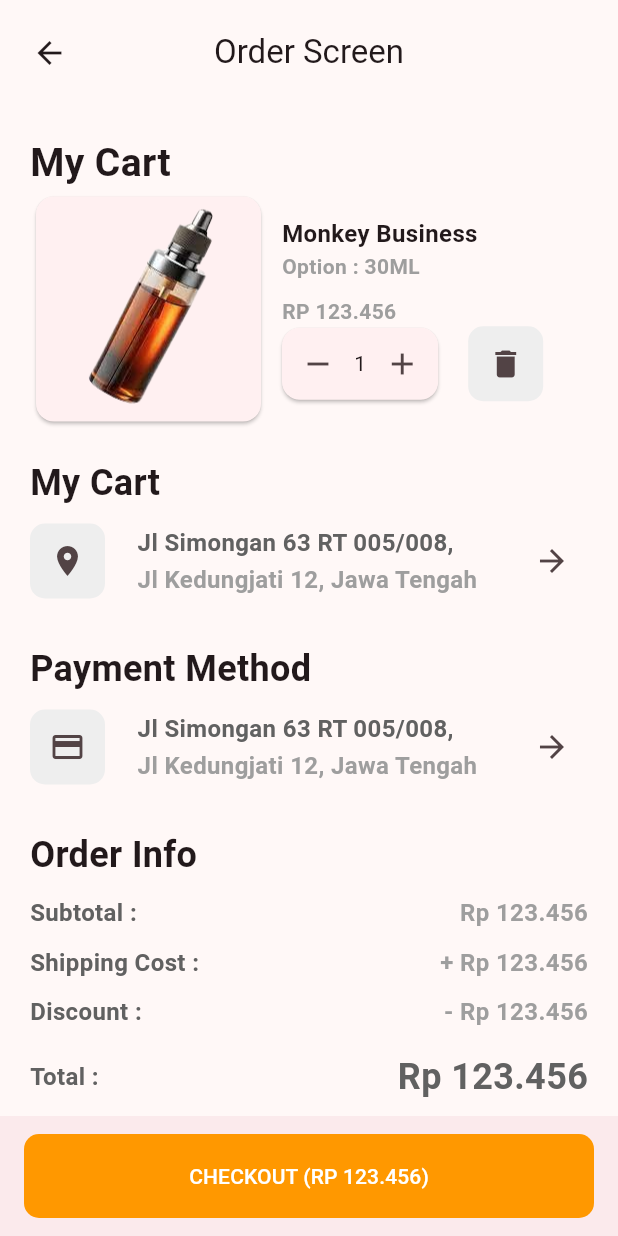
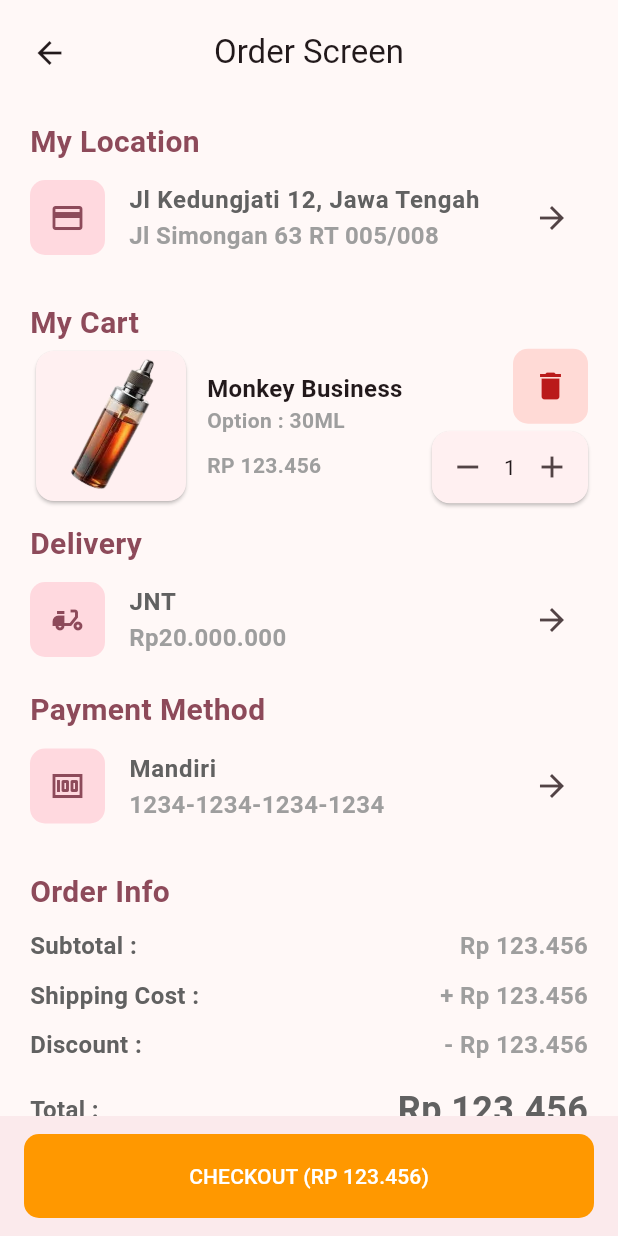
Before and after one commit to liar88828/vape_store_flutter, a Flutter app: the OrderScreen screen opened directly, on a phone screen of 412 x 824 dp. Run offline on Flutter 3.47's test engine with Material 3 defaults, Android fonts, the phone set to English and light mode, and no system bars; our stand-ins replace carousel_slider, shared_preferences; accounts and stored records are empty.

Commit message:
add delivery and bank model and fix screen order checkout

```diff
--- /dev/null
+++ b/lib/network/delivery_network.dart
@@ -0,0 +1,27 @@
+import 'dart:convert';
+
+import 'package:http/http.dart' as http;
+import 'package:vape_store/models/bank_model.dart';
+import 'package:vape_store/models/delivery_model.dart';
+
+class DeliveryNetwork {
+  final String baseUrl = 'http://localhost:8000/api';
+
+  Future<List<DeliveryModel>> fetchDelivery() async {
+    try {
+      final response = await http.get(Uri.parse('$baseUrl/bank'));
+      if (response.statusCode == 200) {
+        final jsonData = json.decode(response.body);
+        final List<dynamic> data = jsonData['data'];
+        print('-------delivery');
+        print(data);
+        print('-------delivery');
+        return data.map((json) => DeliveryModel.fromJson(json)).toList();
+      }
+      throw Exception('Failed to load Delivery');
+    } catch (e) {
+      print(e.toString());
+      throw Exception('fail fetch data delivery');
+    }
+  }
+}
--- a/lib/network/user_network.dart
+++ b/lib/network/user_network.dart
@@ -66,9 +66,11 @@ class UserNetwork {
 
     if (response.statusCode == 200) {
       final data = json.decode(response.body);
+      final token = data['token'];
       print(data);
       SharedPreferences prefs = await SharedPreferences.getInstance();
       prefs.setBool('isLoggedIn', true);
+      prefs.setString('token', token);
       prefs.setString('user', jsonEncode(data['data']));
       return true;
     } else {
--- a/lib/screen/checkout/detail_checkout_screen.dart
+++ b/lib/screen/checkout/detail_checkout_screen.dart
@@ -110,16 +110,16 @@ class DetailCheckoutScreen extends StatelessWidget {
             ),
             const Divider(thickness: 1, color: Colors.grey),
             const SizedBox(height: 16),
-            Row(
+            const Row(
               mainAxisAlignment: MainAxisAlignment.spaceBetween,
               children: [
-                const Text(
+                Text(
                   'Total Amount',
                   style: TextStyle(fontSize: 18, fontWeight: FontWeight.bold),
                 ),
                 Text(
                   '\$${200}',
-                  style: const TextStyle(fontSize: 18, fontWeight: FontWeight.bold, color: Colors.green),
+                  style: TextStyle(fontSize: 18, fontWeight: FontWeight.bold, color: Colors.green),
                 ),
               ],
             ),
--- a/lib/screen/checkout/order_screen.dart
+++ b/lib/screen/checkout/order_screen.dart
@@ -1,11 +1,14 @@
 import 'package:flutter/material.dart';
 import 'package:vape_store/screen/home_screen.dart';
+import 'package:vape_store/utils/money.dart';
 
 class OrderScreen extends StatelessWidget {
   const OrderScreen({super.key});
 
   @override
   Widget build(BuildContext context) {
+    final colorTheme = Theme.of(context).colorScheme;
+
     return Scaffold(
       appBar: AppBar(
         centerTitle: true,
@@ -34,21 +37,34 @@ class OrderScreen extends StatelessWidget {
         padding: const EdgeInsets.symmetric(horizontal: 20),
         child: Column(
           children: [
+            ListCheckout(
+              colorTheme: colorTheme,
+              text: 'My Location',
+              onClick: () {},
+              subtitle: 'Jl Simongan 63 RT 005/008',
+              title: 'Jl Kedungjati 12, Jawa Tengah',
+              icon: Icons.payment,
+            ),
             const SizedBox(height: 20),
             Column(
               crossAxisAlignment: CrossAxisAlignment.start,
               children: [
-                const Text(
-                  'My Cart',
-                  style: TextStyle(fontSize: 26, fontWeight: FontWeight.bold),
-                ),
+                Text('My Cart',
+                    style: TextStyle(
+                      fontSize: 20,
+                      fontWeight: FontWeight.bold,
+                      color: colorTheme.primary,
+                    )),
+                Row(
+                  mainAxisAlignment: MainAxisAlignment.spaceBetween,
+                  children: [
                     Row(
                       children: [
                         Card(
                             child: Image.asset(
                           'lib/images/banner1.png',
-                      height: 150,
-                      width: 150,
+                          height: 100,
+                          width: 100,
                         )),
                         const SizedBox(width: 10),
                         Column(
@@ -68,9 +84,27 @@ class OrderScreen extends StatelessWidget {
                               'RP 123.456',
                               style: TextStyle(fontWeight: FontWeight.bold, color: Colors.grey[500]),
                             ),
-                        Row(
-                          mainAxisAlignment: MainAxisAlignment.spaceBetween,
+                          ],
+                        ),
+                      ],
+                    ),
+                    Column(
+                      crossAxisAlignment: CrossAxisAlignment.end,
+                      // mainAxisAlignment: MainAxisAlignment.spaceBetween,
                       children: [
+                        IconButton(
+                            style: IconButton.styleFrom(
+                                backgroundColor: colorTheme.errorContainer,
+                                fixedSize: const Size(50, 50),
+                                shape: RoundedRectangleBorder(
+                                  borderRadius: BorderRadius.circular(10),
+                                )),
+                            onPressed: () {},
+                            icon: Icon(
+                              Icons.delete,
+                              color: colorTheme.error,
+                            )),
+                        const SizedBox(height: 5),
                         Card(
                             margin: const EdgeInsets.all(0),
                             child: Row(children: [
@@ -78,84 +112,33 @@ class OrderScreen extends StatelessWidget {
                               const Text('1'),
                               IconButton(onPressed: () {}, icon: const Icon(Icons.add)),
                             ])),
-                            const SizedBox(width: 20),
-                            IconButton(
-                                style: IconButton.styleFrom(
-                                    backgroundColor: Colors.grey[200],
-                                    fixedSize: const Size(50, 50),
-                                    shape: RoundedRectangleBorder(
-                                      borderRadius: BorderRadius.circular(10),
-                                    )),
-                                onPressed: () {},
-                                icon: const Icon(Icons.delete)),
                       ],
                     ),
                   ],
-                    )
+                ),
               ],
-                )
-              ],
+            ),
+            ListCheckout(
+              colorTheme: colorTheme,
+              text: 'Delivery',
+              onClick: () {},
+              subtitle: formatPrice(20000000),
+              title: "JNT",
+              icon: Icons.delivery_dining,
+            ),
+            ListCheckout(
+              colorTheme: colorTheme,
+              text: 'Payment Method',
+              onClick: () {},
+              subtitle: '1234-1234-1234-1234',
+              title: "Mandiri",
+              icon: Icons.money,
             ),
             const SizedBox(height: 20),
             Column(crossAxisAlignment: CrossAxisAlignment.start, children: [
-              const Text(
-                'My Cart',
-                style: TextStyle(fontSize: 24, fontWeight: FontWeight.bold),
-              ),
-              const SizedBox(height: 10),
-              Row(mainAxisAlignment: MainAxisAlignment.spaceBetween, children: [
-                IconButton(
-                    style: IconButton.styleFrom(
-                        backgroundColor: Colors.grey[200],
-                        fixedSize: const Size(50, 50),
-                        shape: RoundedRectangleBorder(
-                          borderRadius: BorderRadius.circular(10),
-                        )),
-                    onPressed: () {},
-                    icon: const Icon(Icons.location_on)),
-                Column(crossAxisAlignment: CrossAxisAlignment.start, children: [
-                  Text('Jl Simongan 63 RT 005/008,', style: TextStyle(fontSize: 16, fontWeight: FontWeight.bold, color: Colors.grey[700])),
-                  const SizedBox(height: 2),
-                  Text('Jl Kedungjati 12, Jawa Tengah ', style: TextStyle(fontSize: 16, fontWeight: FontWeight.bold, color: Colors.grey[500])),
+              Row(children: [
+                Text('Order Info', style: TextStyle(fontSize: 20, fontWeight: FontWeight.bold, color: colorTheme.primary)),
               ]),
-                IconButton(onPressed: () {}, icon: const Icon(Icons.arrow_forward)),
-              ])
-            ]),
-            const SizedBox(height: 30),
-            Column(crossAxisAlignment: CrossAxisAlignment.start, children: [
-              const Text(
-                'Payment Method',
-                style: TextStyle(fontSize: 24, fontWeight: FontWeight.bold),
-              ),
-              const SizedBox(height: 10),
-              Row(mainAxisAlignment: MainAxisAlignment.spaceBetween, children: [
-                IconButton(
-                    style: IconButton.styleFrom(
-                        backgroundColor: Colors.grey[200],
-                        fixedSize: const Size(50, 50),
-                        shape: RoundedRectangleBorder(
-                          borderRadius: BorderRadius.circular(10),
-                        )),
-                    onPressed: () {},
-                    icon: const Icon(Icons.payment)),
-                Column(crossAxisAlignment: CrossAxisAlignment.start, children: [
-                  Text('Jl Simongan 63 RT 005/008,', style: TextStyle(fontSize: 16, fontWeight: FontWeight.bold, color: Colors.grey[700])),
-                  const SizedBox(height: 2),
-                  Text('Jl Kedungjati 12, Jawa Tengah ', style: TextStyle(fontSize: 16, fontWeight: FontWeight.bold, color: Colors.grey[500])),
-                ]),
-                IconButton(onPressed: () {}, icon: const Icon(Icons.arrow_forward)),
-              ])
-            ]),
-            const SizedBox(height: 30),
-            Column(crossAxisAlignment: CrossAxisAlignment.start, children: [
-              const Row(
-                children: [
-                  Text(
-                    'Order Info',
-                    style: TextStyle(fontSize: 24, fontWeight: FontWeight.bold),
-                  ),
-                ],
-              ),
               const SizedBox(height: 10),
               Row(mainAxisAlignment: MainAxisAlignment.spaceBetween, children: [
                 Text('Subtotal : ', style: TextStyle(fontSize: 16, fontWeight: FontWeight.bold, color: Colors.grey[700])),
@@ -183,4 +166,64 @@ class OrderScreen extends StatelessWidget {
       ),
     );
   }
+
+  Column ListCheckout({
+    required ColorScheme colorTheme,
+    required String text,
+    required String title,
+    required String subtitle,
+    required Function onClick,
+    required IconData icon,
+  }) {
+    return Column(crossAxisAlignment: CrossAxisAlignment.start, children: [
+      const SizedBox(height: 10),
+      Text(text,
+          style: TextStyle(
+            fontSize: 20,
+            fontWeight: FontWeight.bold,
+            color: colorTheme.primary,
+          )),
+      // const SizedBox(height: 2),
+      ListTile(
+        contentPadding: EdgeInsets.all(0),
+        leading: IconButton(
+            style: IconButton.styleFrom(
+                backgroundColor: colorTheme.primaryContainer,
+                fixedSize: const Size(50, 50),
+                shape: RoundedRectangleBorder(
+                  borderRadius: BorderRadius.circular(10),
+                )),
+            onPressed: () {},
+            icon: Icon(icon, color: colorTheme.primary)),
+        title: Text(title,
+            style: TextStyle(
+              fontSize: 16,
+              fontWeight: FontWeight.bold,
+              color: Colors.grey[700],
+            )),
+        subtitle: Text(subtitle,
+            style: TextStyle(
+              fontSize: 16,
+              fontWeight: FontWeight.bold,
+              color: Colors.grey[500],
+            )),
+        trailing: IconButton(
+          onPressed: () {},
+          icon: const Icon(Icons.arrow_forward),
+        ),
+      ),
+    ]);
   }
+}
+
+// Card(
+//                   child: Padding(
+//                       padding: const EdgeInsets.all(10),
+//                       child: Column(children: [
+//                         Image.asset('lib/images/banner1.png', height: 50, width: 50),
+//                         const Text(
+//                           'Gopay',
+//                           style: TextStyle(fontWeight: FontWeight.bold, fontSize: 18),
+//                         ),
+//                         const Text('Rp 123.456'),
+//                       ])))
```
Also changed, not shown: lib/models/bank_model.dart (added, +41 -0 lines), lib/models/delivery_model.dart (added, +41 -0 lines), lib/network/bank_network.dart (added, +26 -0 lines), lib/screen/home_screen.dart (+10 -4 lines). Lines whose indentation alone changed are shown as unchanged.
